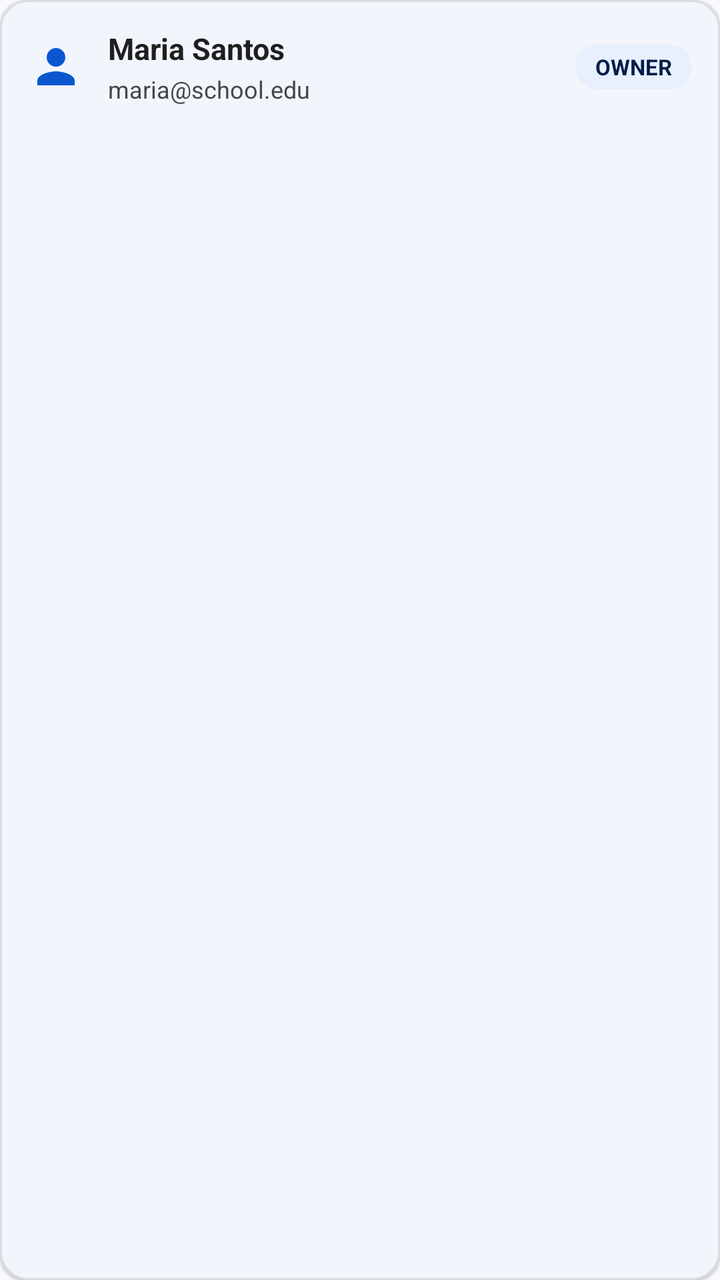
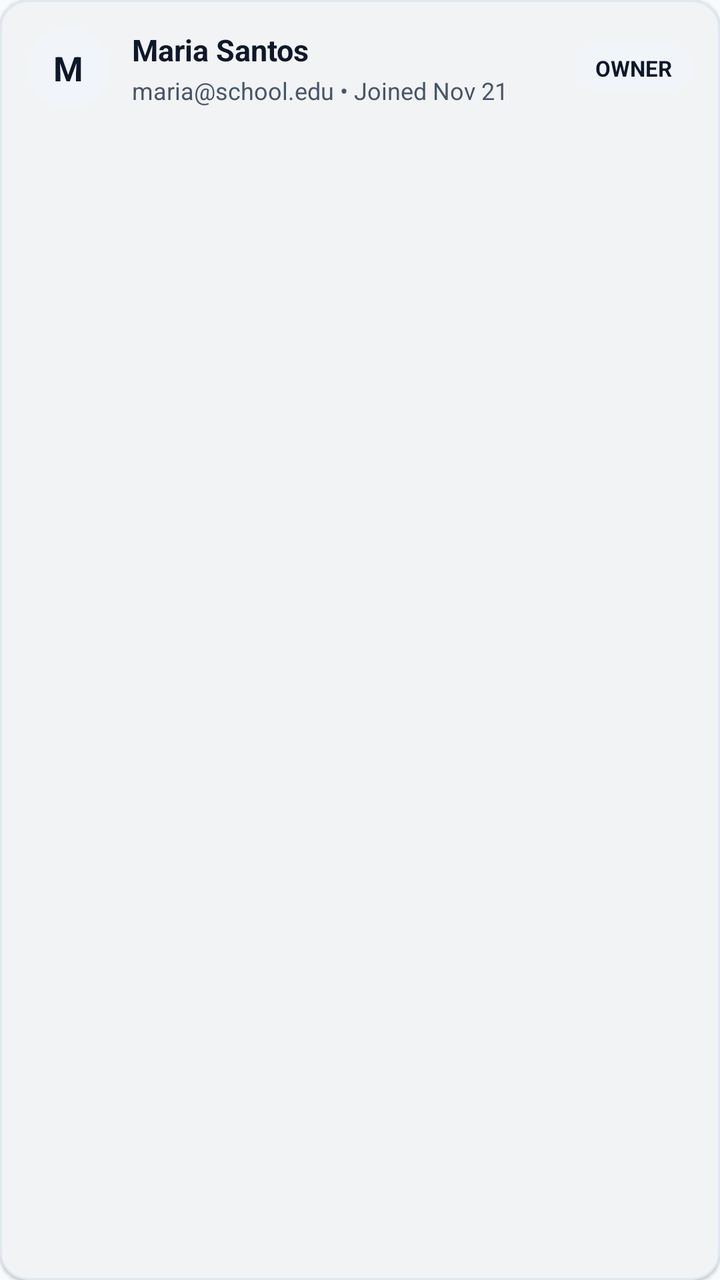

Compare the two renders of this Android layout. The source of the first and the diff that turns it into the second are given below.
<!-- AndroidManifest.xml: application theme Theme.QR_PaymentScan_Cash_N_Online -->
<!-- res/layout/item_room_member.xml -->
<?xml version="1.0" encoding="utf-8"?>
<com.google.android.material.card.MaterialCardView xmlns:android="http://schemas.android.com/apk/res/android"
    xmlns:app="http://schemas.android.com/apk/res-auto"
    android:id="@+id/cardMemberItem"
    android:layout_width="match_parent"
    android:layout_height="wrap_content"
    android:layout_marginBottom="8dp"
    android:clickable="true"
    android:focusable="true"
    app:cardBackgroundColor="@color/white"
    app:cardCornerRadius="14dp"
    app:cardElevation="1dp"
    app:strokeColor="@color/divider_color"
    app:strokeWidth="1dp">

    <LinearLayout
        android:layout_width="match_parent"
        android:layout_height="wrap_content"
        android:orientation="vertical"
        android:padding="14dp">

        <LinearLayout
            android:layout_width="match_parent"
            android:layout_height="wrap_content"
            android:gravity="center_vertical"
            android:orientation="horizontal">

            <ImageView
                android:layout_width="28dp"
                android:layout_height="28dp"
                android:contentDescription="Member"
                android:src="@drawable/ic_person"
                app:tint="@color/brand_primary" />

            <LinearLayout
                android:layout_width="0dp"
                android:layout_height="wrap_content"
                android:layout_marginStart="12dp"
                android:layout_weight="1"
                android:orientation="vertical">

                <TextView
                    android:id="@+id/tvMemberName"
                    android:layout_width="wrap_content"
                    android:layout_height="wrap_content"
                    android:text="Maria Santos"
                    android:textColor="@color/text_primary"
                    android:textSize="15sp"
                    android:textStyle="bold" />

                <TextView
                    android:id="@+id/tvMemberEmailAndDate"
                    android:layout_width="wrap_content"
                    android:layout_height="wrap_content"
                    android:layout_marginTop="2dp"
                    android:text="maria@school.edu"
                    android:textColor="@color/text_secondary"
                    android:textSize="12sp" />
            </LinearLayout>

            <TextView
                android:id="@+id/tvMemberRoleBadge"
                android:layout_width="wrap_content"
                android:layout_height="wrap_content"
                android:background="@drawable/bg_badge_pill"
                android:backgroundTint="#E8F0FE"
                android:paddingStart="10dp"
                android:paddingTop="4dp"
                android:paddingEnd="10dp"
                android:paddingBottom="4dp"
                android:text="OWNER"
                android:textColor="@color/brand_primary_dark"
                android:textSize="11sp"
                android:textStyle="bold" />
        </LinearLayout>

        
        <LinearLayout
            android:id="@+id/layoutPendingMemberActions"
            android:layout_width="match_parent"
            android:layout_height="wrap_content"
            android:layout_marginTop="10dp"
            android:gravity="end"
            android:orientation="horizontal"
            android:visibility="gone">

            <com.google.android.material.button.MaterialButton
                android:id="@+id/btnApprovePendingMember"
                style="@style/Widget.Material3.Button"
                android:layout_width="0dp"
                android:layout_height="38dp"
                android:layout_marginEnd="4dp"
                android:layout_weight="1.2"
                android:backgroundTint="@color/status_paid_green"
                android:insetTop="0dp"
                android:insetBottom="0dp"
                android:minWidth="0dp"
                android:paddingHorizontal="8dp"
                android:singleLine="true"
                android:text="Approve"
                android:textAllCaps="false"
                android:textColor="@color/white"
                android:textSize="12sp"
                app:cornerRadius="8dp" />

            <com.google.android.material.button.MaterialButton
                android:id="@+id/btnRejectPendingMember"
                style="@style/Widget.Material3.Button.OutlinedButton"
                android:layout_width="0dp"
                android:layout_height="38dp"
                android:layout_marginHorizontal="4dp"
                android:layout_weight="1"
                android:insetTop="0dp"
                android:insetBottom="0dp"
                android:minWidth="0dp"
                android:paddingHorizontal="8dp"
                android:singleLine="true"
                android:text="Reject"
                android:textAllCaps="false"
                android:textColor="@color/text_primary"
                android:textSize="12sp"
                app:cornerRadius="8dp" />

            <com.google.android.material.button.MaterialButton
                android:id="@+id/btnBanPendingMember"
                style="@style/Widget.Material3.Button.TonalButton"
                android:layout_width="0dp"
                android:layout_height="38dp"
                android:layout_marginStart="4dp"
                android:layout_weight="0.9"
                android:backgroundTint="#FEE2E2"
                android:insetTop="0dp"
                android:insetBottom="0dp"
                android:minWidth="0dp"
                android:paddingHorizontal="8dp"
                android:singleLine="true"
                android:text="Ban"
                android:textAllCaps="false"
                android:textColor="#B91C1C"
                android:textSize="12sp"
                app:cornerRadius="8dp" />
        </LinearLayout>
    </LinearLayout>
</com.google.android.material.card.MaterialCardView>
<!-- resources referenced by this layout -->
<resources>
  <color name="brand_primary">#FF0B57D0</color>
  <color name="brand_primary_dark">#FF041E49</color>
  <color name="divider_color">#FFDADCE0</color>
  <color name="status_paid_green">#FF146C2E</color>
  <color name="text_primary">#FF1F1F1F</color>
  <color name="text_secondary">#FF444746</color>
  <color name="white">#FFFFFFFF</color>
  <!-- drawable bg_badge_pill (drawable) -->
  <?xml version="1.0" encoding="utf-8"?>
  <shape xmlns:android="http://schemas.android.com/apk/res/android"
      android:shape="rectangle">
      <corners android:radius="999dp" />
      <solid android:color="@color/primary_container" />
  </shape>
  <!-- drawable ic_person (drawable) -->
  <vector xmlns:android="http://schemas.android.com/apk/res/android"
      android:width="24dp"
      android:height="24dp"
      android:viewportWidth="24"
      android:viewportHeight="24">
      <path
          android:fillColor="#000000"
          android:pathData="M12,12c2.21,0 4,-1.79 4,-4s-1.79,-4 -4,-4 -4,1.79 -4,4 1.79,4 4,4zM12,14c-2.67,0 -8,1.34 -8,4v2h16v-2c0,-2.66 -5.33,-4 -8,-4z" />
  </vector>
  <style name="Theme.QR_PaymentScan_Cash_N_Online" parent="Base.Theme.QR_PaymentScan_Cash_N_Online" />
  <color name="primary_container">#FFD3E3FD</color>
  <style name="Base.Theme.QR_PaymentScan_Cash_N_Online" parent="Theme.Material3.Light.NoActionBar">
          <item name="colorPrimary">@color/primary</item>
          <item name="colorOnPrimary">@color/on_primary</item>
          <item name="colorPrimaryContainer">@color/primary_container</item>
          <item name="colorOnPrimaryContainer">@color/on_primary_container</item>
          <item name="colorSecondary">@color/secondary</item>
          <item name="colorOnSecondary">@color/on_secondary</item>
          <item name="colorSecondaryContainer">@color/secondary_container</item>
          <item name="colorOnSecondaryContainer">@color/on_secondary_container</item>
          <item name="android:colorBackground">@color/background_surface</item>
          <item name="colorSurface">@color/card_surface</item>
          <item name="android:statusBarColor">@color/primary</item>
      </style>
  <color name="primary">#FF0B57D0</color>
  <color name="on_primary">#FFFFFFFF</color>
  <color name="on_primary_container">#FF041E49</color>
  <color name="secondary">#FF00639B</color>
  <color name="on_secondary">#FFFFFFFF</color>
  <color name="secondary_container">#FFC2E7FF</color>
  <color name="on_secondary_container">#FF001D35</color>
  <color name="background_surface">#FFF8FAFD</color>
  <color name="card_surface">#FFFFFFFF</color>
</resources>

<!-- the commit's change to res/layout/item_room_member.xml (unified diff, before → after) -->
@@ -10,7 +10,7 @@
     app:cardBackgroundColor="@color/white"
     app:cardCornerRadius="14dp"
     app:cardElevation="1dp"
-    app:strokeColor="@color/divider_color"
+    app:strokeColor="@color/card_stroke"
     app:strokeWidth="1dp">
 
     <LinearLayout
@@ -25,12 +25,23 @@
             android:gravity="center_vertical"
             android:orientation="horizontal">
 
-            <ImageView
-                android:layout_width="28dp"
-                android:layout_height="28dp"
-                android:contentDescription="Member"
-                android:src="@drawable/ic_person"
-                app:tint="@color/brand_primary" />
+            
+            <FrameLayout
+                android:layout_width="40dp"
+                android:layout_height="40dp"
+                android:background="@drawable/bg_badge_pill"
+                android:backgroundTint="@color/surface_variant">
+
+                <TextView
+                    android:id="@+id/tvMemberAvatarInitial"
+                    android:layout_width="match_parent"
+                    android:layout_height="match_parent"
+                    android:gravity="center"
+                    android:text="M"
+                    android:textColor="@color/brand_primary"
+                    android:textSize="17sp"
+                    android:textStyle="bold" />
+            </FrameLayout>
 
             <LinearLayout
                 android:layout_width="0dp"
@@ -53,9 +64,19 @@
                     android:layout_width="wrap_content"
                     android:layout_height="wrap_content"
                     android:layout_marginTop="2dp"
-                    android:text="maria@school.edu"
+                    android:text="maria@school.edu • Joined Nov 21"
                     android:textColor="@color/text_secondary"
                     android:textSize="12sp" />
+
+                <TextView
+                    android:id="@+id/tvMemberDeviceModel"
+                    android:layout_width="wrap_content"
+                    android:layout_height="wrap_content"
+                    android:layout_marginTop="2dp"
+                    android:text="Samsung SM-A546E"
+                    android:textColor="@color/text_muted"
+                    android:textSize="11sp"
+                    android:visibility="gone" />
             </LinearLayout>
 
             <TextView
@@ -63,13 +84,13 @@
                 android:layout_width="wrap_content"
                 android:layout_height="wrap_content"
                 android:background="@drawable/bg_badge_pill"
-                android:backgroundTint="#E8F0FE"
+                android:backgroundTint="@color/surface_variant"
                 android:paddingStart="10dp"
                 android:paddingTop="4dp"
                 android:paddingEnd="10dp"
                 android:paddingBottom="4dp"
                 android:text="OWNER"
-                android:textColor="@color/brand_primary_dark"
+                android:textColor="@color/text_primary"
                 android:textSize="11sp"
                 android:textStyle="bold" />
         </LinearLayout>
@@ -128,7 +149,7 @@
                 android:layout_height="38dp"
                 android:layout_marginStart="4dp"
                 android:layout_weight="0.9"
-                android:backgroundTint="#FEE2E2"
+                android:backgroundTint="@color/status_void_bg"
                 android:insetTop="0dp"
                 android:insetBottom="0dp"
                 android:minWidth="0dp"
@@ -136,7 +157,7 @@
                 android:singleLine="true"
                 android:text="Ban"
                 android:textAllCaps="false"
-                android:textColor="#B91C1C"
+                android:textColor="@color/status_void_red"
                 android:textSize="12sp"
                 app:cornerRadius="8dp" />
         </LinearLayout>
<!-- resource entries referenced after the edit -->
@@ -1,11 +1,14 @@
 <!-- resources referenced by this layout -->
 <resources>
-  <color name="brand_primary">#FF0B57D0</color>
-  <color name="brand_primary_dark">#FF041E49</color>
-  <color name="divider_color">#FFDADCE0</color>
-  <color name="status_paid_green">#FF146C2E</color>
-  <color name="text_primary">#FF1F1F1F</color>
-  <color name="text_secondary">#FF444746</color>
+  <color name="brand_primary">#FF0F172A</color>
+  <color name="card_stroke">#FFE2E8F0</color>
+  <color name="status_paid_green">#FF059669</color>
+  <color name="status_void_bg">#FFFEF2F2</color>
+  <color name="status_void_red">#FFDC2626</color>
+  <color name="surface_variant">#FFF1F5F9</color>
+  <color name="text_muted">#FF64748B</color>
+  <color name="text_primary">#FF0F172A</color>
+  <color name="text_secondary">#FF475569</color>
   <color name="white">#FFFFFFFF</color>
   <!-- drawable bg_badge_pill (drawable) -->
   <?xml version="1.0" encoding="utf-8"?>
@@ -14,18 +17,8 @@
       <corners android:radius="999dp" />
       <solid android:color="@color/primary_container" />
   </shape>
-  <!-- drawable ic_person (drawable) -->
-  <vector xmlns:android="http://schemas.android.com/apk/res/android"
-      android:width="24dp"
-      android:height="24dp"
-      android:viewportWidth="24"
-      android:viewportHeight="24">
-      <path
-          android:fillColor="#000000"
-          android:pathData="M12,12c2.21,0 4,-1.79 4,-4s-1.79,-4 -4,-4 -4,1.79 -4,4 1.79,4 4,4zM12,14c-2.67,0 -8,1.34 -8,4v2h16v-2c0,-2.66 -5.33,-4 -8,-4z" />
-  </vector>
   <style name="Theme.QR_PaymentScan_Cash_N_Online" parent="Base.Theme.QR_PaymentScan_Cash_N_Online" />
-  <color name="primary_container">#FFD3E3FD</color>
+  <color name="primary_container">#FFE2E8F0</color>
   <style name="Base.Theme.QR_PaymentScan_Cash_N_Online" parent="Theme.Material3.Light.NoActionBar">
           <item name="colorPrimary">@color/primary</item>
           <item name="colorOnPrimary">@color/on_primary</item>
@@ -39,14 +32,14 @@
           <item name="colorSurface">@color/card_surface</item>
           <item name="android:statusBarColor">@color/primary</item>
       </style>
-  <color name="primary">#FF0B57D0</color>
+  <color name="primary">#FF0F172A</color>
   <color name="on_primary">#FFFFFFFF</color>
-  <color name="on_primary_container">#FF041E49</color>
-  <color name="secondary">#FF00639B</color>
+  <color name="on_primary_container">#FF0F172A</color>
+  <color name="secondary">#FF334155</color>
   <color name="on_secondary">#FFFFFFFF</color>
-  <color name="secondary_container">#FFC2E7FF</color>
-  <color name="on_secondary_container">#FF001D35</color>
-  <color name="background_surface">#FFF8FAFD</color>
+  <color name="secondary_container">#FFF1F5F9</color>
+  <color name="on_secondary_container">#FF0F172A</color>
+  <color name="background_surface">#FFF8FAFC</color>
   <color name="card_surface">#FFFFFFFF</color>
 </resources>
 
